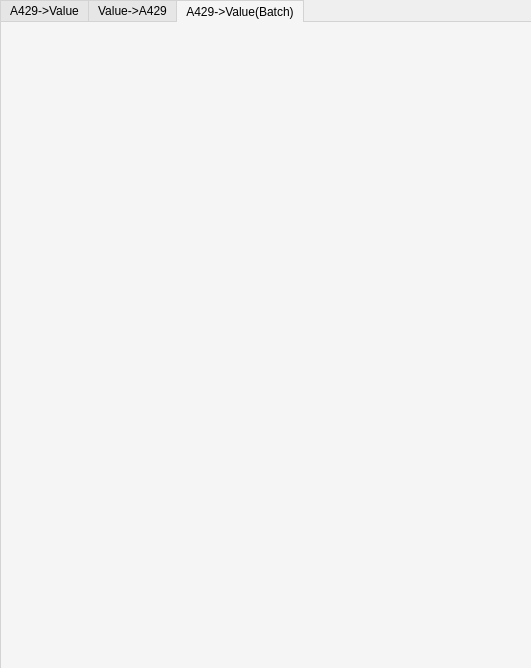
Before: the Qt Designer form src/gui/a429parser.ui in sslnjz/a429parser, drawn with Qt 5.
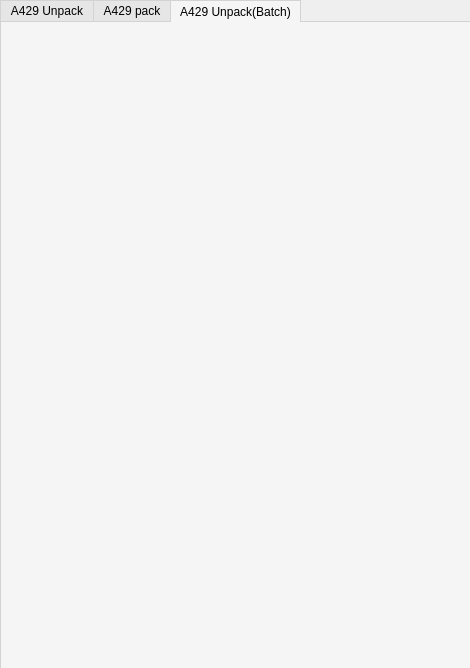
After: the same form once the commit is applied. The open tabs and pages were chosen to show the change. Icons and pictures are not drawn.

The edit to the form file:
```diff
--- a/src/gui/a429parser.ui
+++ b/src/gui/a429parser.ui
@@ -6,7 +6,7 @@
    <rect>
     <x>0</x>
     <y>0</y>
-    <width>531</width>
+    <width>470</width>
     <height>668</height>
    </rect>
   </property>
@@ -91,7 +91,7 @@
      </property>
      <widget class="QWidget" name="tabA4292Value">
       <attribute name="title">
-       <string>A429-&gt;Value</string>
+       <string>A429 Unpack</string>
       </attribute>
       <layout class="QGridLayout" name="gridLayoutA4292Value">
        <property name="leftMargin">
@@ -110,7 +110,7 @@
      </widget>
      <widget class="QWidget" name="tabValue2A429">
       <attribute name="title">
-       <string>Value-&gt;A429</string>
+       <string>A429 pack</string>
       </attribute>
       <layout class="QGridLayout" name="gridLayoutValue2A429">
        <property name="leftMargin">
@@ -129,7 +129,7 @@
      </widget>
      <widget class="QWidget" name="tabA4292ValueBatch">
       <attribute name="title">
-       <string>A429-&gt;Value(Batch)</string>
+       <string>A429 Unpack(Batch)</string>
       </attribute>
       <layout class="QGridLayout" name="gridLayoutA4292ValueBatch">
        <property name="leftMargin">
```
Left out of the diff: 2 changed lines with no effect on the pictures.
